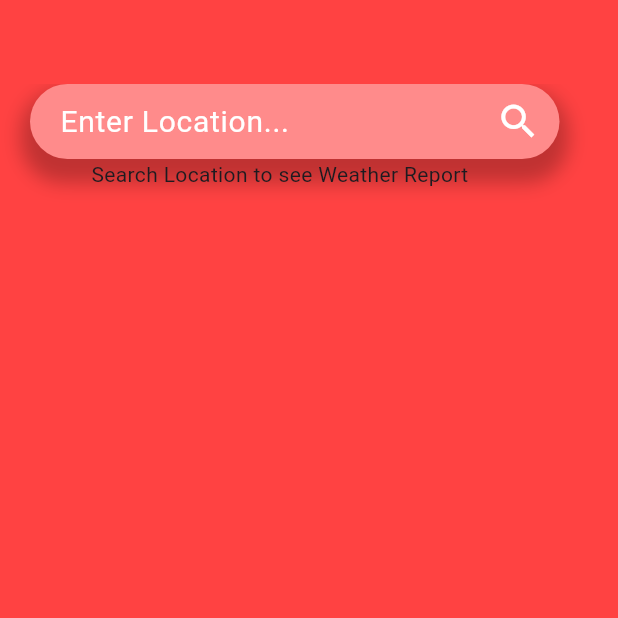
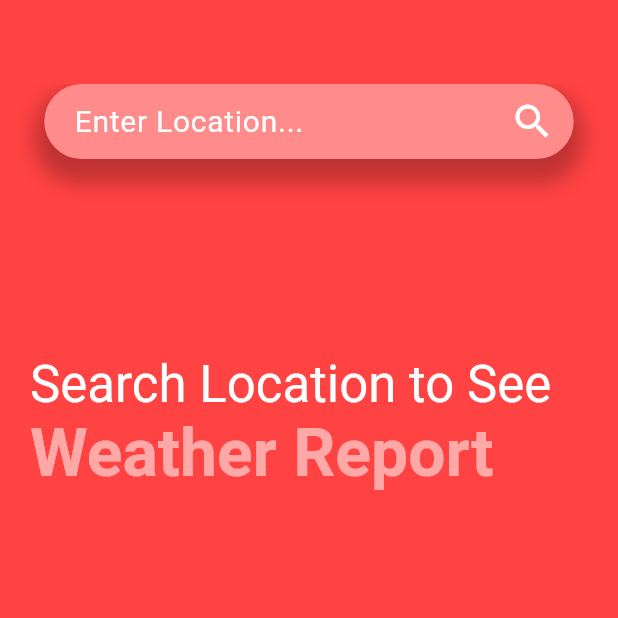
Before and after one commit to namansharma05/weather_app, a Flutter app: the screen it shows after launch, on a phone screen of 412 x 824 dp, the top half of it. Run offline on Flutter 3.47's test engine with Material 3 defaults, Android fonts, the phone set to English and light mode, and no system bars.

```diff
--- a/lib/screens/home_screen.dart
+++ b/lib/screens/home_screen.dart
@@ -1,6 +1,8 @@
 import 'package:flutter/material.dart';
 import 'package:weather_app/api.dart';
 import 'package:weather_app/models/weatherApiModel.dart';
+import 'package:weather_app/screens/details_screen.dart';
+import 'package:weather_app/screens/error_screen.dart';
 
 class HomeScreen extends StatefulWidget {
   const HomeScreen({super.key});
@@ -12,16 +14,42 @@ class HomeScreen extends StatefulWidget {
 class _HomeScreenState extends State<HomeScreen> {
   TextEditingController searchedLocation = TextEditingController();
 
-  void getWeatherReport(String location) async {
+  @override
+  Widget build(BuildContext context) {
+    bool processStart = false;
+    void _getWeatherReport(String location) async {
+      try {
         WeatherModel response = await WeatherApi().getCurrentWeather(location);
-    // print(response.runtimeType);
         final data = response.toJson();
 
-    print(data['location']['name']);
+        if (Navigator.of(context).canPop()) {
+          Navigator.pop(context);
+        }
+        Navigator.of(context).push(
+          MaterialPageRoute(
+            builder: (context) => DetailsScreen(
+              finalResponse: data,
+              getWeatherReport: (location) => _getWeatherReport(location),
+            ),
+          ),
+        );
+      } catch (e) {
+        Navigator.of(context).push(
+          MaterialPageRoute(
+            builder: (context) => ErrorScreen(),
+          ),
+        );
+      }
+
+      searchedLocation.clear();
     }
 
     @override
-  Widget build(BuildContext context) {
+    void dispose() {
+      searchedLocation.dispose();
+      super.dispose();
+    }
+
     return Scaffold(
       appBar: AppBar(
         backgroundColor: const Color.fromARGB(255, 255, 66, 66),
@@ -32,7 +60,7 @@ class _HomeScreenState extends State<HomeScreen> {
           Container(
             width: 353,
             height: 50,
-            margin: const EdgeInsets.only(left: 20),
+            // margin: const EdgeInsets.only(left: 20),
             decoration: BoxDecoration(
                 borderRadius: BorderRadius.circular(28),
                 color: const Color.fromARGB(255, 255, 139, 139),
@@ -52,7 +80,7 @@ class _HomeScreenState extends State<HomeScreen> {
                     child: TextField(
                       controller: searchedLocation,
                       onSubmitted: (value) {
-                        getWeatherReport(searchedLocation.text);
+                        _getWeatherReport(searchedLocation.text);
                       },
                       autocorrect: false,
                       cursorColor: Colors.white,
@@ -71,7 +99,9 @@ class _HomeScreenState extends State<HomeScreen> {
                     ),
                   ),
                 ),
-                Container(
+                InkWell(
+                  onTap: () => _getWeatherReport(searchedLocation.text),
+                  child: Container(
                     width: 35,
                     height: 35,
                     margin: const EdgeInsets.only(right: 10),
@@ -81,11 +111,36 @@ class _HomeScreenState extends State<HomeScreen> {
                       size: 30,
                     ),
                   ),
+                ),
               ],
             ),
           ),
-          const Text(
-            'Search Location to see Weather Report',
+          SizedBox(
+            height: 30,
+          ),
+          Container(
+            margin: EdgeInsets.only(
+              left: 20,
+              right: 20,
+              top: 100,
+            ),
+            child: RichText(
+              text: TextSpan(
+                  text: 'Search Location to See ',
+                  style: TextStyle(
+                    fontSize: 34,
+                    color: Colors.white,
+                  ),
+                  children: [
+                    TextSpan(
+                      text: 'Weather Report',
+                      style: TextStyle(
+                          fontSize: 44,
+                          color: Colors.white54,
+                          fontWeight: FontWeight.w700),
+                    )
+                  ]),
+            ),
           ),
         ],
       ),
```
Also changed, not shown: lib/screens/details_screen.dart (+148 -0 lines), lib/screens/error_screen.dart (added, +38 -0 lines). Lines whose indentation alone changed are shown as unchanged.
